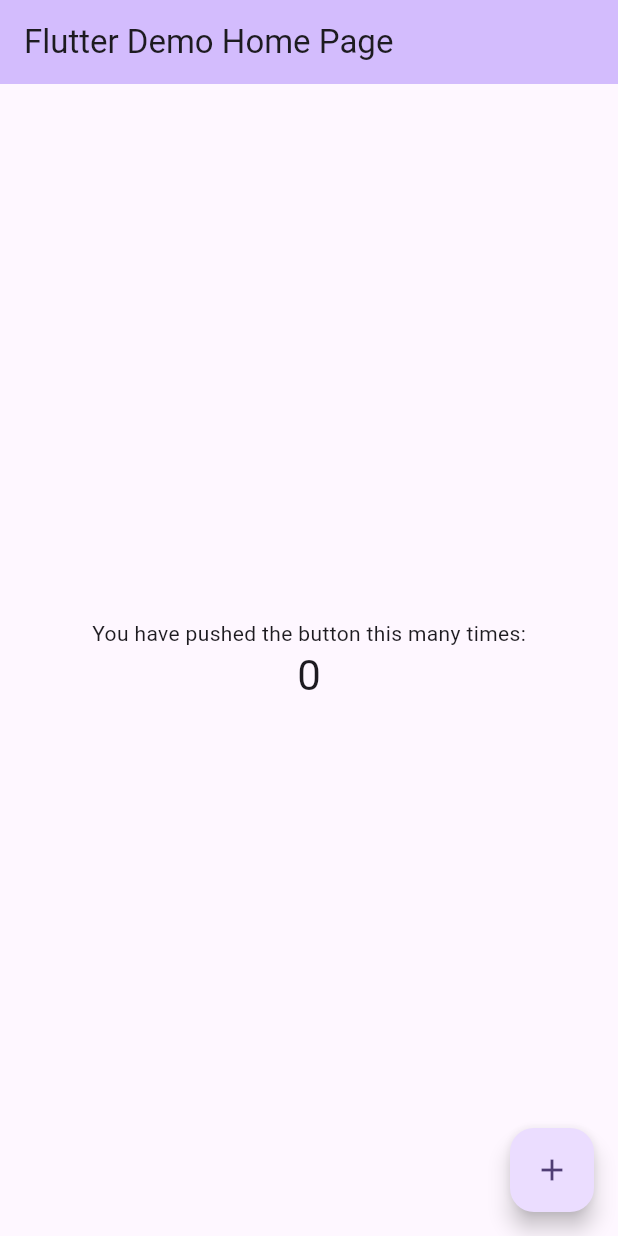
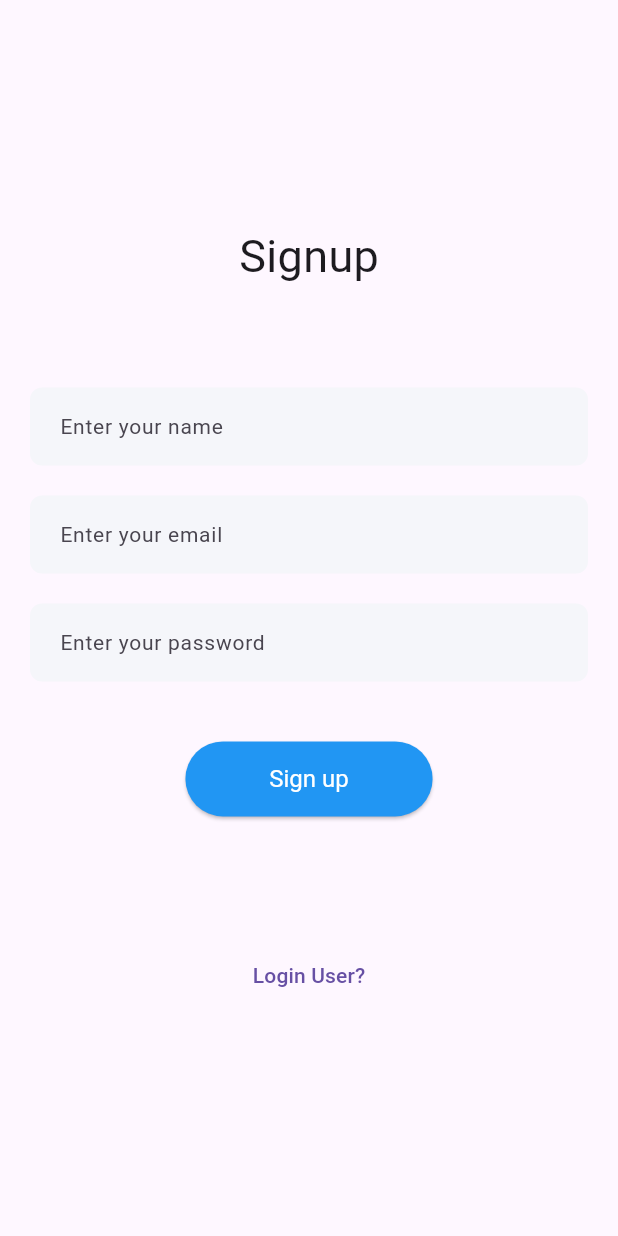
Before and after one commit to sanashajiya/flutter_node_auth, a Flutter app: the screen it shows after launch, on a phone screen of 412 x 824 dp. Run offline on Flutter 3.47's test engine with Material 3 defaults, Android fonts, the phone set to English and light mode, and no system bars.

Commit message:
setup backened

```diff
--- /dev/null
+++ b/lib/custom_textfield.dart
@@ -0,0 +1,37 @@
+import 'package:flutter/material.dart';
+
+class CustomTextField extends StatelessWidget {
+  final TextEditingController controller;
+  final String hintText;
+
+  const CustomTextField({
+    Key? key,
+    required this.controller,
+    required this.hintText,
+  }) : super(key: key);
+
+  @override
+  Widget build(BuildContext context) {
+    return TextField(
+      controller: controller,
+      decoration: InputDecoration(
+        border: OutlineInputBorder(
+          borderRadius: BorderRadius.circular(8),
+          borderSide: const BorderSide(color: Colors.transparent, width: 0),
+        ),
+        enabledBorder: OutlineInputBorder(
+          borderRadius: BorderRadius.circular(8),
+          borderSide: const BorderSide(color: Colors.transparent, width: 0),
+        ),
+        contentPadding: const EdgeInsets.symmetric(horizontal: 16, vertical: 14),
+        filled: true,
+        fillColor: const Color(0xffF5F6FA),
+        hintText: hintText,
+        hintStyle: const TextStyle(
+          fontSize: 14,
+          fontWeight: FontWeight.w400,
+        ),
+      ),
+    );
+  }
+}
--- a/lib/main.dart
+++ b/lib/main.dart
@@ -1,122 +1,29 @@
 import 'package:flutter/material.dart';
+import 'package:node_demo/screens/home_screen.dart';
+import 'package:node_demo/screens/signup_screen.dart';
 
 void main() {
-  runApp(const MyApp());
+  runApp(MyApp());
 }
 
-class MyApp extends StatelessWidget {
+class MyApp extends StatefulWidget {
   const MyApp({super.key});
 
-  // This widget is the root of your application.
+  @override
+  State<MyApp> createState() => _MyAppState();
+}
+
+class _MyAppState extends State<MyApp> {
+  // final AuthService authService = AuthService();
   @override
   Widget build(BuildContext context) {
     return MaterialApp(
-      title: 'Flutter Demo',
+      debugShowCheckedModeBanner: false,
+      title: 'Flutter App',
       theme: ThemeData(
-        // This is the theme of your application.
-        //
-        // TRY THIS: Try running your application with "flutter run". You'll see
-        // the application has a purple toolbar. Then, without quitting the app,
-        // try changing the seedColor in the colorScheme below to Colors.green
-        // and then invoke "hot reload" (save your changes or press the "hot
-        // reload" button in a Flutter-supported IDE, or press "r" if you used
-        // the command line to start the app).
-        //
-        // Notice that the counter didn't reset back to zero; the application
-        // state is not lost during the reload. To reset the state, use hot
-        // restart instead.
-        //
-        // This works for code too, not just values: Most code changes can be
-        // tested with just a hot reload.
-        colorScheme: ColorScheme.fromSeed(seedColor: Colors.deepPurple),
+        primarySwatch: Colors.blue,
       ),
-      home: const MyHomePage(title: 'Flutter Demo Home Page'),
+      home: SignupScreen(),
     );
   }
 }
-
-class MyHomePage extends StatefulWidget {
-  const MyHomePage({super.key, required this.title});
-
-  // This widget is the home page of your application. It is stateful, meaning
-  // that it has a State object (defined below) that contains fields that affect
-  // how it looks.
-
-  // This class is the configuration for the state. It holds the values (in this
-  // case the title) provided by the parent (in this case the App widget) and
-  // used by the build method of the State. Fields in a Widget subclass are
-  // always marked "final".
-
-  final String title;
-
-  @override
-  State<MyHomePage> createState() => _MyHomePageState();
-}
-
-class _MyHomePageState extends State<MyHomePage> {
-  int _counter = 0;
-
-  void _incrementCounter() {
-    setState(() {
-      // This call to setState tells the Flutter framework that something has
-      // changed in this State, which causes it to rerun the build method below
-      // so that the display can reflect the updated values. If we changed
-      // _counter without calling setState(), then the build method would not be
-      // called again, and so nothing would appear to happen.
-      _counter++;
-    });
-  }
-
-  @override
-  Widget build(BuildContext context) {
-    // This method is rerun every time setState is called, for instance as done
-    // by the _incrementCounter method above.
-    //
-    // The Flutter framework has been optimized to make rerunning build methods
-    // fast, so that you can just rebuild anything that needs updating rather
-    // than having to individually change instances of widgets.
-    return Scaffold(
-      appBar: AppBar(
-        // TRY THIS: Try changing the color here to a specific color (to
-        // Colors.amber, perhaps?) and trigger a hot reload to see the AppBar
-        // change color while the other colors stay the same.
-        backgroundColor: Theme.of(context).colorScheme.inversePrimary,
-        // Here we take the value from the MyHomePage object that was created by
-        // the App.build method, and use it to set our appbar title.
-        title: Text(widget.title),
-      ),
-      body: Center(
-        // Center is a layout widget. It takes a single child and positions it
-        // in the middle of the parent.
-        child: Column(
-          // Column is also a layout widget. It takes a list of children and
-          // arranges them vertically. By default, it sizes itself to fit its
-          // children horizontally, and tries to be as tall as its parent.
-          //
-          // Column has various properties to control how it sizes itself and
-          // how it positions its children. Here we use mainAxisAlignment to
-          // center the children vertically; the main axis here is the vertical
-          // axis because Columns are vertical (the cross axis would be
-          // horizontal).
-          //
-          // TRY THIS: Invoke "debug painting" (choose the "Toggle Debug Paint"
-          // action in the IDE, or press "p" in the console), to see the
-          // wireframe for each widget.
-          mainAxisAlignment: MainAxisAlignment.center,
-          children: <Widget>[
-            const Text('You have pushed the button this many times:'),
-            Text(
-              '$_counter',
-              style: Theme.of(context).textTheme.headlineMedium,
-            ),
-          ],
-        ),
-      ),
-      floatingActionButton: FloatingActionButton(
-        onPressed: _incrementCounter,
-        tooltip: 'Increment',
-        child: const Icon(Icons.add),
-      ), // This trailing comma makes auto-formatting nicer for build methods.
-    );
-  }
-}
--- /dev/null
+++ b/lib/screens/signup_screen.dart
@@ -0,0 +1,90 @@
+import 'package:flutter/material.dart';
+import 'package:node_demo/custom_textfield.dart';
+import 'package:node_demo/screens/login_screen.dart';
+// import 'package:flutter_node_auth/services/auth_services.dart';
+
+class SignupScreen extends StatefulWidget {
+  const SignupScreen({super.key});
+
+  @override
+  State<SignupScreen> createState() => _SignupScreenState();
+}
+
+class _SignupScreenState extends State<SignupScreen> {
+  final TextEditingController emailController = TextEditingController();
+  final TextEditingController passwordController = TextEditingController();
+  final TextEditingController nameController = TextEditingController();
+  // final AuthService authService = AuthService();
+
+  // void signupUser() {
+  //   authService.signUpUser(
+  //     context: context,
+  //     email: emailController.text,
+  //     password: passwordController.text,
+  //     name: nameController.text,
+  //   );
+  // }
+
+  @override
+  Widget build(BuildContext context) {
+    return Scaffold(
+      body: Column(
+        mainAxisAlignment: MainAxisAlignment.center,
+        children: [
+          const Text("Signup", style: TextStyle(fontSize: 30)),
+          SizedBox(height: MediaQuery.of(context).size.height * 0.08),
+          Container(
+            margin: const EdgeInsets.symmetric(horizontal: 20),
+            child: CustomTextField(
+              controller: nameController,
+              hintText: 'Enter your name',
+            ),
+          ),
+          const SizedBox(height: 20),
+          Container(
+            margin: const EdgeInsets.symmetric(horizontal: 20),
+            child: CustomTextField(
+              controller: emailController,
+              hintText: 'Enter your email',
+            ),
+          ),
+          const SizedBox(height: 20),
+          Container(
+            margin: const EdgeInsets.symmetric(horizontal: 20),
+            child: CustomTextField(
+              controller: passwordController,
+              hintText: 'Enter your password',
+            ),
+          ),
+          const SizedBox(height: 40),
+          ElevatedButton(
+            onPressed: () {},
+            style: ButtonStyle(
+              backgroundColor: WidgetStateProperty.all(Colors.blue),
+              textStyle: WidgetStateProperty.all(
+                const TextStyle(color: Colors.white),
+              ),
+              minimumSize: WidgetStateProperty.all(
+                Size(MediaQuery.of(context).size.width / 2.5, 50),
+              ),
+            ),
+            child: const Text(
+              "Sign up",
+              style: TextStyle(color: Colors.white, fontSize: 16),
+            ),
+          ),
+          SizedBox(height: MediaQuery.of(context).size.height * 0.1),
+          TextButton(
+            onPressed: () {
+              Navigator.push(
+                context,
+                MaterialPageRoute(builder: (context) => const LoginScreen()),
+              );
+            },
+            child: const Text('Login User?'),
+          ),
+        ],
+      ),
+    );
+  }
+}
```
Also changed, not shown: lib/screens/home_screen.dart (added, +14 -0 lines), lib/screens/login_screen.dart (added, +72 -0 lines), lib/utils/utils.dart (added, +9 -0 lines), lib/models/user_provider.dart (added), lib/providers/user_provider.dart (added), lib/services/auth_services.dart (added), 1 other file.
